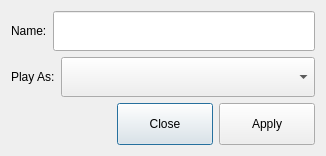
This is playersettings.ui in AFunProgrammer/reversi as Qt 5 draws it before an edit. The edited form follows.
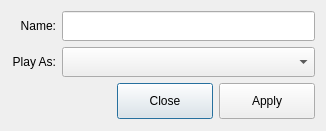
This is the edited form.

Diff of the .ui file:
```diff
--- a/playersettings.ui
+++ b/playersettings.ui
@@ -7,7 +7,7 @@
     <x>0</x>
     <y>0</y>
     <width>326</width>
-    <height>156</height>
+    <height>131</height>
    </rect>
   </property>
   <property name="windowTitle">
@@ -22,20 +22,23 @@
      <item>
       <widget class="QLabel" name="lblPlayerType">
        <property name="sizePolicy">
-        <sizepolicy hsizetype="Minimum" vsizetype="Fixed">
+        <sizepolicy hsizetype="Fixed" vsizetype="Fixed">
          <horstretch>0</horstretch>
          <verstretch>0</verstretch>
         </sizepolicy>
        </property>
        <property name="minimumSize">
         <size>
-         <width>0</width>
-         <height>40</height>
+         <width>45</width>
+         <height>30</height>
         </size>
        </property>
        <property name="text">
         <string>Play As:</string>
        </property>
+       <property name="alignment">
+        <set>Qt::AlignRight|Qt::AlignTrailing|Qt::AlignVCenter</set>
+       </property>
       </widget>
      </item>
      <item>
@@ -49,7 +52,7 @@
        <property name="minimumSize">
         <size>
          <width>0</width>
-         <height>40</height>
+         <height>30</height>
         </size>
        </property>
       </widget>
@@ -64,20 +67,23 @@
      <item>
       <widget class="QLabel" name="lblPlayerName">
        <property name="sizePolicy">
-        <sizepolicy hsizetype="Minimum" vsizetype="Fixed">
+        <sizepolicy hsizetype="Fixed" vsizetype="Fixed">
          <horstretch>0</horstretch>
          <verstretch>0</verstretch>
         </sizepolicy>
        </property>
        <property name="minimumSize">
         <size>
-         <width>0</width>
-         <height>40</height>
+         <width>45</width>
+         <height>30</height>
         </size>
        </property>
        <property name="text">
         <string>Name:</string>
        </property>
+       <property name="alignment">
+        <set>Qt::AlignRight|Qt::AlignTrailing|Qt::AlignVCenter</set>
+       </property>
       </widget>
      </item>
      <item>
@@ -85,7 +91,7 @@
        <property name="minimumSize">
         <size>
          <width>0</width>
-         <height>40</height>
+         <height>30</height>
         </size>
        </property>
       </widget>
@@ -124,11 +130,11 @@
        <property name="minimumSize">
         <size>
          <width>0</width>
-         <height>40</height>
+         <height>30</height>
         </size>
        </property>
        <property name="styleSheet">
-        <string notr="true">QPushButton { min-height: 38px; min-width: 88px; }</string>
+        <string notr="true">QPushButton { min-height: 28px; min-width: 88px; }</string>
        </property>
        <property name="orientation">
         <enum>Qt::Horizontal</enum>
```
